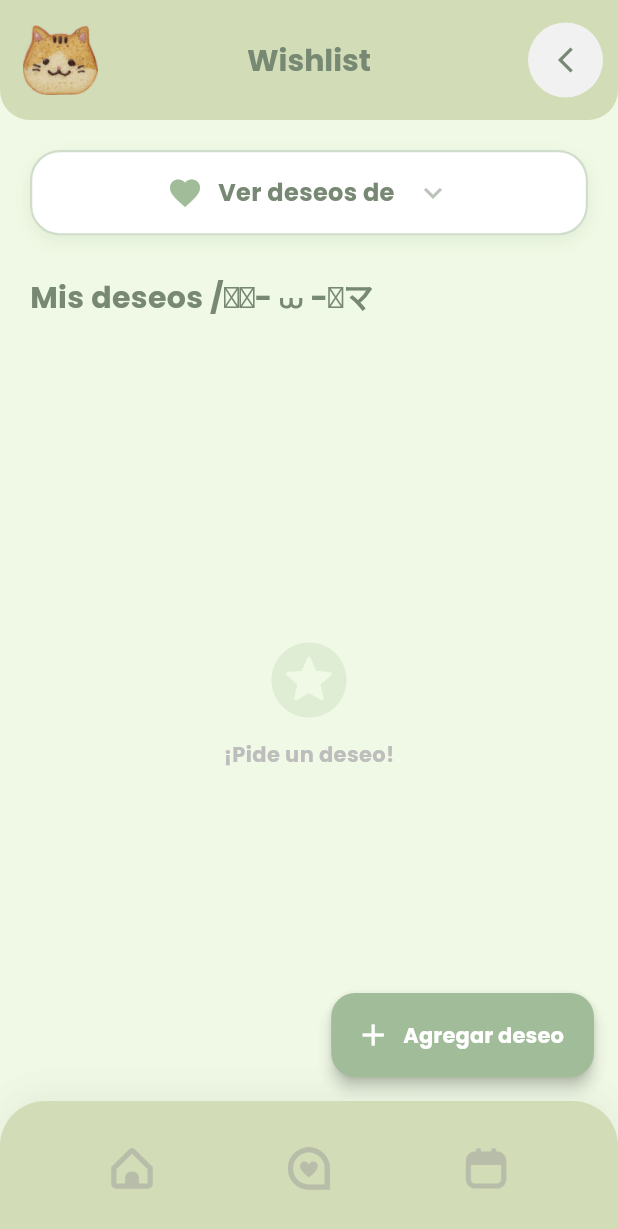
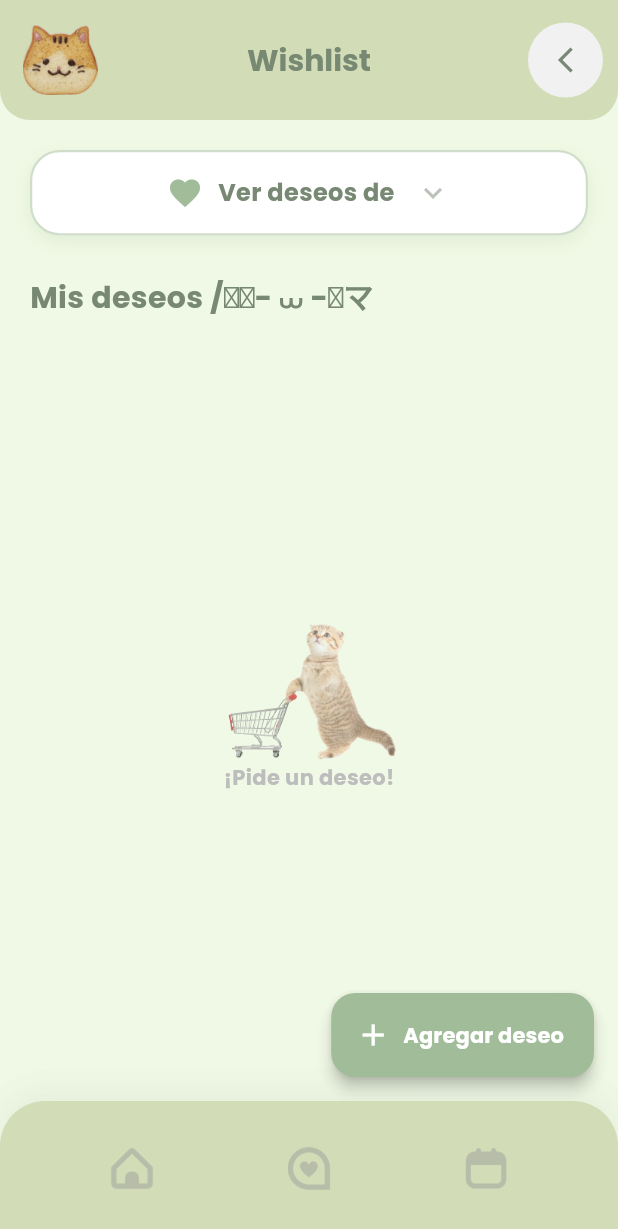
Before and after one commit to Dantesakt1/Essentials, a Flutter app: the WishlistPage screen opened directly, on a phone screen of 412 x 824 dp. Shown: the top 1229 px of the screen. Run offline on Flutter 3.47's test engine with Material 3 defaults, Android fonts, the phone set to English and light mode, and no system bars; our stand-ins replace audioplayers, file_picker, flutter_fortune_wheel, image_picker, permission_handler, rxdart and 2 more; missing offline and left inert: record; accounts and stored records are empty.

Commit message:
se modifica la wishlist

```diff
--- a/lib/util/wishlist.dart
+++ b/lib/util/wishlist.dart
@@ -157,6 +157,7 @@ class _WishlistPageState extends State<WishlistPage> {
             const SizedBox(height: 5),
             const Text("Toca el cuadro para marcar como cumplido", style: TextStyle(color: Colors.grey, fontSize: 12)),
             const SizedBox(height: 15),
+
             Expanded(
               child: _idPareja == null
                 ? const Center(child: Text("Vincula a tu pareja primero."))
@@ -293,8 +294,14 @@ class _WishlistPageState extends State<WishlistPage> {
                       child: Column(
                         mainAxisAlignment: MainAxisAlignment.center,
                         children: [
-                          Icon(Icons.stars_rounded, size: 60, color: colorVerde.withOpacity(0.2)),
-                          const SizedBox(height: 10),
+                          Opacity(
+                            opacity: 0.6,
+                            child: Image.asset(
+                              'assets/images/carrito.png', // <--- ASEGÚRATE DE TENER ESTE ARCHIVO
+                              height: 100,
+                              fit: BoxFit.contain,
+                            ),
+                          ),
                           Text("¡Pide un deseo!", style: TextStyle(color: Colors.grey[400], fontWeight: FontWeight.bold)),
                         ],
                       ),
```
